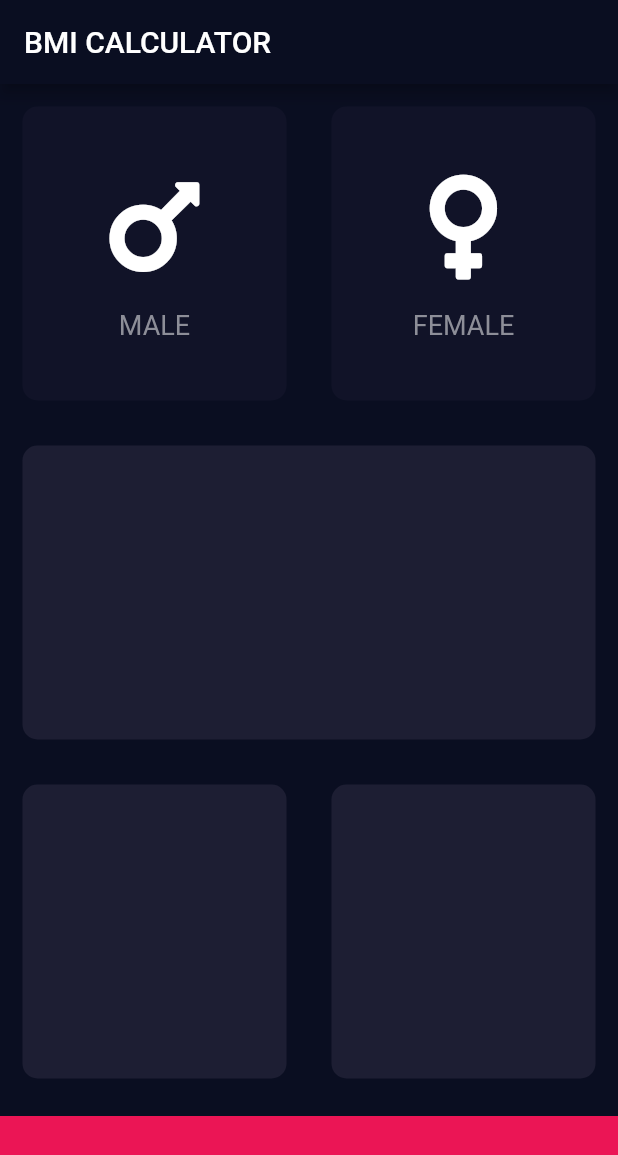
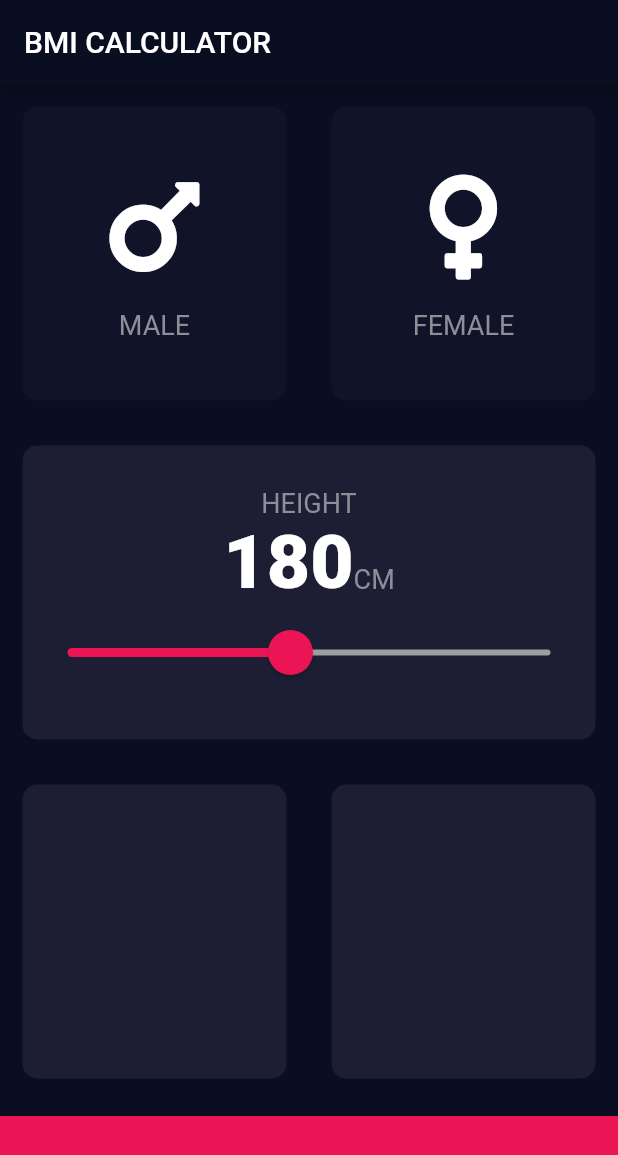
Before and after one commit to londonappbrewery/bmi-calculator-flutter, a Flutter app: the screen it shows after launch, on a phone screen of 412 x 824 dp. Shown: the top 1155 px of the screen. Run offline on Flutter 3.47's test engine with Material 2 defaults, Android fonts, the phone set to English and light mode, and no system bars; our stand-ins replace font_awesome_flutter.

Commit message:
feat: slider

```diff
--- a/lib/constants.dart
+++ b/lib/constants.dart
@@ -9,3 +9,8 @@ const kLabelTextStyle = TextStyle(
   fontSize: 18.0,
   color: Color(0xFF8D8E98),
 );
+
+const kNumberTextStyle = TextStyle(
+  fontSize: 50.0,
+  fontWeight: FontWeight.w900,
+);
--- a/lib/input_page.dart
+++ b/lib/input_page.dart
@@ -13,6 +13,7 @@ class InputPage extends StatefulWidget {
 
 class _InputPageState extends State<InputPage> {
   Gender selectedGender;
+  int height = 180;
 
   @override
   Widget build(BuildContext context) {
@@ -21,6 +22,7 @@ class _InputPageState extends State<InputPage> {
         title: Text('BMI CALCULATOR'),
       ),
       body: Column(
+        crossAxisAlignment: CrossAxisAlignment.stretch,
         children: <Widget>[
           Expanded(
             child: Row(
@@ -66,6 +68,55 @@ class _InputPageState extends State<InputPage> {
           Expanded(
             child: ReusableCard(
               color: kActiveBgColor,
+              cardChild: Column(
+                mainAxisAlignment: MainAxisAlignment.center,
+                children: <Widget>[
+                  Text(
+                    'HEIGHT',
+                    style: kLabelTextStyle,
+                  ),
+                  Row(
+                    mainAxisAlignment: MainAxisAlignment.center,
+                    crossAxisAlignment: CrossAxisAlignment.baseline,
+                    textBaseline: TextBaseline.alphabetic,
+                    children: <Widget>[
+                      Text(
+                        height.toString(),
+                        style: kNumberTextStyle,
+                      ),
+                      Text(
+                        'CM',
+                        style: kLabelTextStyle,
+                      ),
+                    ],
+                  ),
+                  SliderTheme(
+                    data: SliderTheme.of(context).copyWith(
+                      activeTrackColor: kBottomBtnColor,
+                      thumbColor: kBottomBtnColor,
+                      overlayColor: Color(0x29EB1555),
+                      thumbShape: RoundSliderThumbShape(
+                        enabledThumbRadius: 15.0,
+                      ),
+                      overlayShape: RoundSliderOverlayShape(
+                        overlayRadius: 30.0,
+                      ),
+                    ),
+                    child: Slider(
+                      value: height.toDouble(),
+                      min: 120.0,
+                      max: 250.0,
+                      inactiveColor: Colors.grey,
+                      onChanged: (double newValue) {
+                        setState(() {
+                          height = newValue.round();
+                        });
+                        print(newValue.round());
+                      },
+                    ),
+                  )
+                ],
+              ),
             ),
           ),
           Expanded(
```
